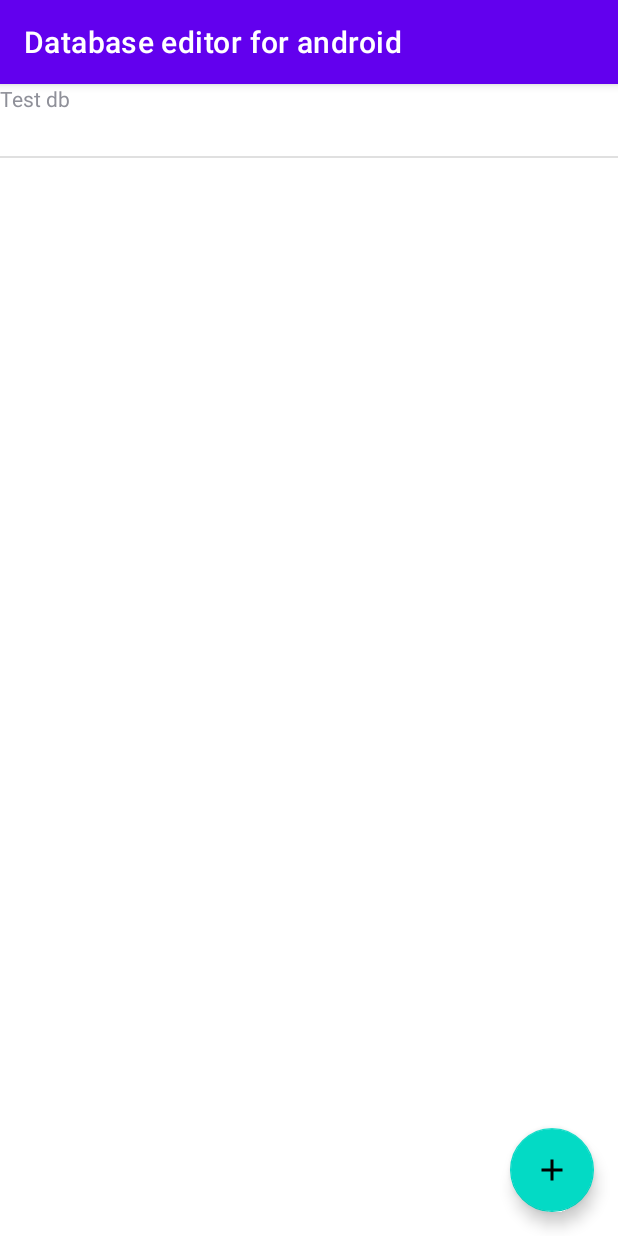
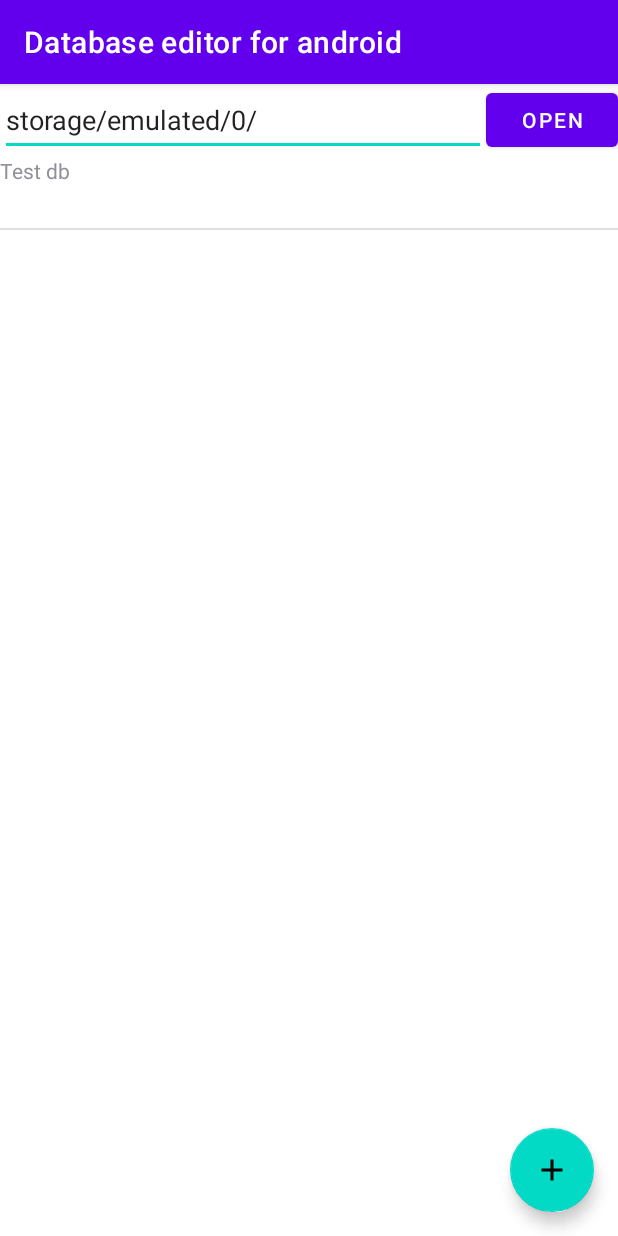
Before and after one commit to geargoose/DBEditor, an Android app: the screen it shows after launch (MainActivity), on a phone screen of 412 x 824 dp. Run offline under Robolectric (Android 15) with nearby library versions, the phone set to English and light mode, and no system bars; 3 statements that could not run were skipped.

Commit message:
INDIA RULES!!!!!!!

```diff
--- a/app/src/main/AndroidManifest.xml
+++ b/app/src/main/AndroidManifest.xml
@@ -2,9 +2,8 @@
 <manifest xmlns:android="http://schemas.android.com/apk/res/android"
     package="com.egorzaev.dbeditor">
 
-    <uses-permission android:name="android.permission.WRITE_EXTERNAL_STORAGE"/>
-    <uses-permission android:name="android.permission.READ_EXTERNAL_STORAGE"/>
-    <uses-permission android:name="android.permission.MANAGE_EXTERNAL_STORAGE"/>
+    <uses-permission android:name="android.permission.READ_EXTERNAL_STORAGE" />
+    <uses-permission android:name="android.permission.WRITE_EXTERNAL_STORAGE" />
 
     <application
         android:allowBackup="true"
--- a/app/src/main/java/com/egorzaev/dbeditor/MainActivity.java
+++ b/app/src/main/java/com/egorzaev/dbeditor/MainActivity.java
@@ -20,6 +20,8 @@ import android.util.Log;
 import android.view.View;
 import android.widget.AdapterView;
 import android.widget.ArrayAdapter;
+import android.widget.Button;
+import android.widget.EditText;
 import android.widget.ListView;
 import android.widget.Toast;
 
@@ -34,6 +36,9 @@ public class MainActivity extends AppCompatActivity {
 
     FloatingActionButton add_fab;
     ListView database_list;
+
+    Button open;
+    EditText custompath;
 
     ArrayList<String> names;
     ArrayList<String> paths;
@@ -94,6 +99,24 @@ public class MainActivity extends AppCompatActivity {
             }
         });
 
+        custompath = findViewById(R.id.pathEdit);
+        open = findViewById(R.id.openButton);
+        open.setOnClickListener(new View.OnClickListener() {
+            @Override
+            public void onClick(View v) {
+                Intent intent = new Intent(MainActivity.this, TableListActivity.class);
+                Log.e(TAG, "onItemClick: " + custompath.getText().toString());
+                intent.putExtra("name", "userdb");
+                intent.putExtra("path", custompath.getText().toString());
+                intent.putExtra("type", "local db");
+
+                // dbfiles.close();
+                // db.close();
+
+                startActivity(intent);
+            }
+        });
+
         database_list.setOnItemClickListener(new AdapterView.OnItemClickListener() {
             @Override
             public void onItemClick(AdapterView<?> parent, View view, int position, long id) {
@@ -106,10 +129,11 @@ public class MainActivity extends AppCompatActivity {
                 intent.putExtra("name", names.get(position));
                 intent.putExtra("path", paths.get(position));
                 intent.putExtra("type", types.get(position));
+
+                // dbfiles.close();
+                // db.close();
+
                 startActivity(intent);
-
-                dbfiles.close();
-                db.close();
             }
         });
 
@@ -147,6 +171,7 @@ public class MainActivity extends AppCompatActivity {
                 types.add(c.getString(3));
                 paths.add(c.getString(4));
                 types.add(c.getString(3));
+                paths.add(c.getString(4));
             } while (c.moveToNext());
         }
         c.close();
--- a/app/src/main/res/layout/activity_main.xml
+++ b/app/src/main/res/layout/activity_main.xml
@@ -7,14 +7,36 @@
     android:orientation="vertical"
     tools:context=".MainActivity">
 
+    <EditText
+        android:id="@+id/pathEdit"
+        android:layout_width="0dp"
+        android:layout_height="wrap_content"
+        android:ems="10"
+        android:inputType="textPersonName"
+        android:minHeight="48dp"
+        android:text="storage/emulated/0/"
+        app:layout_constraintEnd_toStartOf="@+id/openButton"
+        app:layout_constraintStart_toStartOf="parent"
+        app:layout_constraintTop_toTopOf="parent" />
+
+    <Button
+        android:id="@+id/openButton"
+        android:layout_width="wrap_content"
+        android:layout_height="wrap_content"
+        android:text="open"
+        app:layout_constraintEnd_toEndOf="parent"
+        app:layout_constraintTop_toTopOf="parent" />
+
     <ListView
         android:id="@+id/database_list"
         android:layout_width="match_parent"
-        android:layout_height="match_parent"
+        android:layout_height="0dp"
         app:layout_constraintBottom_toBottomOf="parent"
         app:layout_constraintEnd_toEndOf="parent"
         app:layout_constraintStart_toStartOf="parent"
-        app:layout_constraintTop_toTopOf="parent" />
+        app:layout_constraintTop_toBottomOf="@+id/pathEdit">
+
+    </ListView>
 
     <com.google.android.material.floatingactionbutton.FloatingActionButton
         android:id="@+id/add_fab"
```
Also changed, not shown: app/src/main/java/com/egorzaev/dbeditor/TableListActivity.java (+18 -14 lines).
